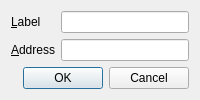
Qt form src/qt/forms/editaddressdialog.ui (PalinuroSec/FrozenBoxCoin) before a commit.
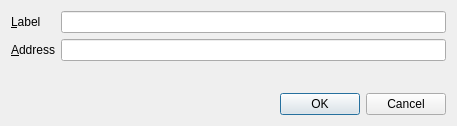
The same form after that commit.

The edit to the form file:
```diff
--- a/src/qt/forms/editaddressdialog.ui
+++ b/src/qt/forms/editaddressdialog.ui
@@ -2,7 +2,7 @@
 <ui version="4.0">
  <class>EditAddressDialog</class>
  <widget class="QDialog" name="EditAddressDialog">
-  <property name="GEOmetry">
+  <property name="geometry">
    <rect>
     <x>0</x>
     <y>0</y>
```
